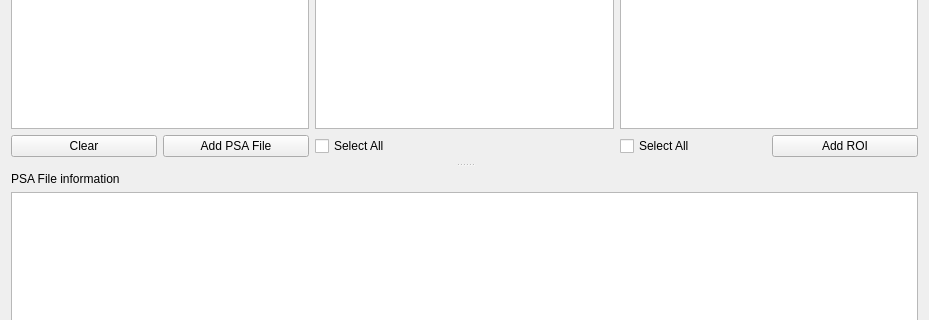
First picture: the form in modules/CEAMSModules/PSAPicsGenerator/Ui_PSAPicsGeneratorSettingsView.ui, repository SnoozToolbox/snooz-package-ceams, before the edit; both pictures show x 0 to 929 and y 259 to 579 of the 929 by 800 pixel window.
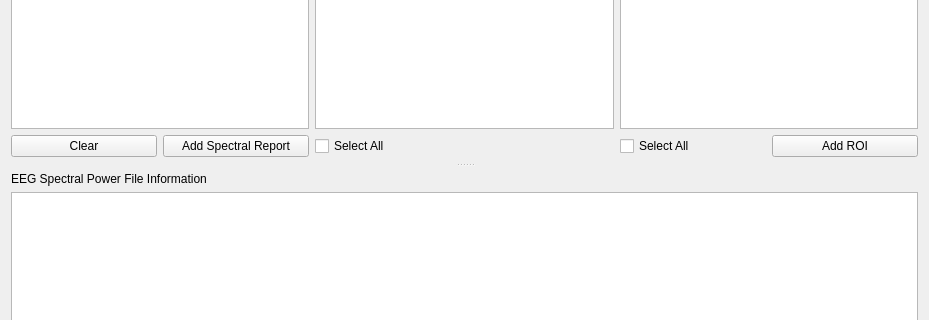
Second picture: the form after the edit.

What changed in the file:
```diff
--- a/modules/CEAMSModules/PSAPicsGenerator/Ui_PSAPicsGeneratorSettingsView.ui
+++ b/modules/CEAMSModules/PSAPicsGenerator/Ui_PSAPicsGeneratorSettingsView.ui
@@ -73,7 +73,7 @@
          <item>
           <widget class="QPushButton" name="add_pushButton">
            <property name="text">
-            <string>Add PSA File</string>
+            <string>Add Spectral Report</string>
            </property>
           </widget>
          </item>
@@ -117,7 +117,7 @@
        <item>
         <widget class="QLabel" name="label_4">
          <property name="text">
-          <string>PSA File information</string>
+          <string>EEG Spectral Power File Information</string>
          </property>
         </widget>
        </item>
```
